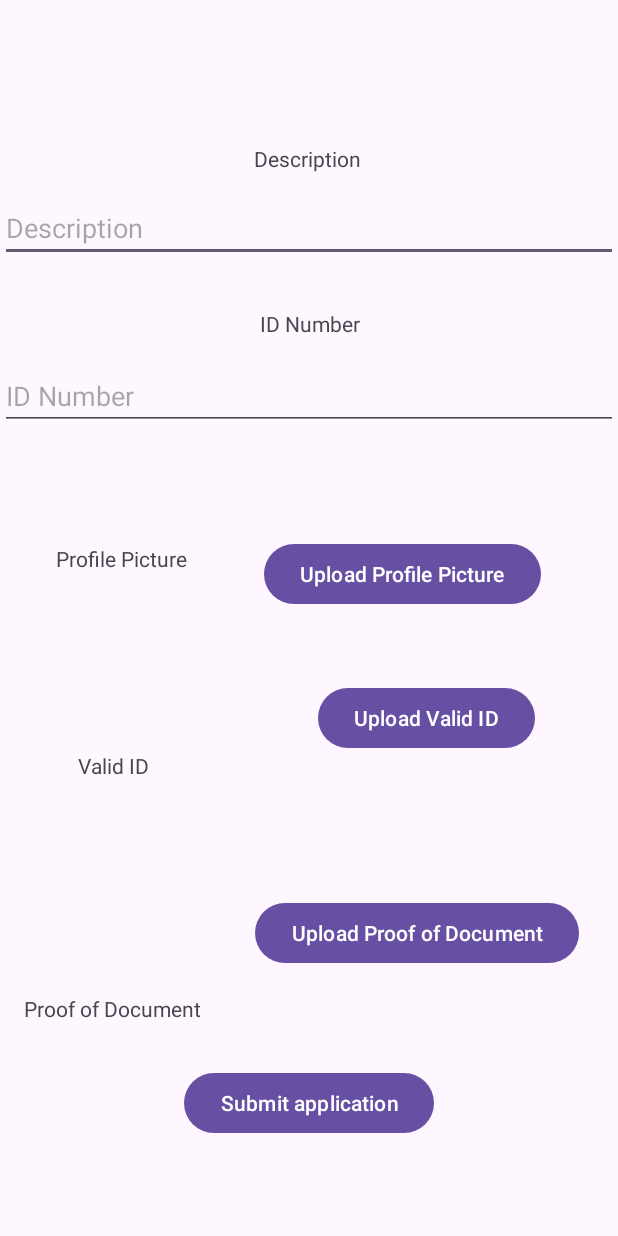
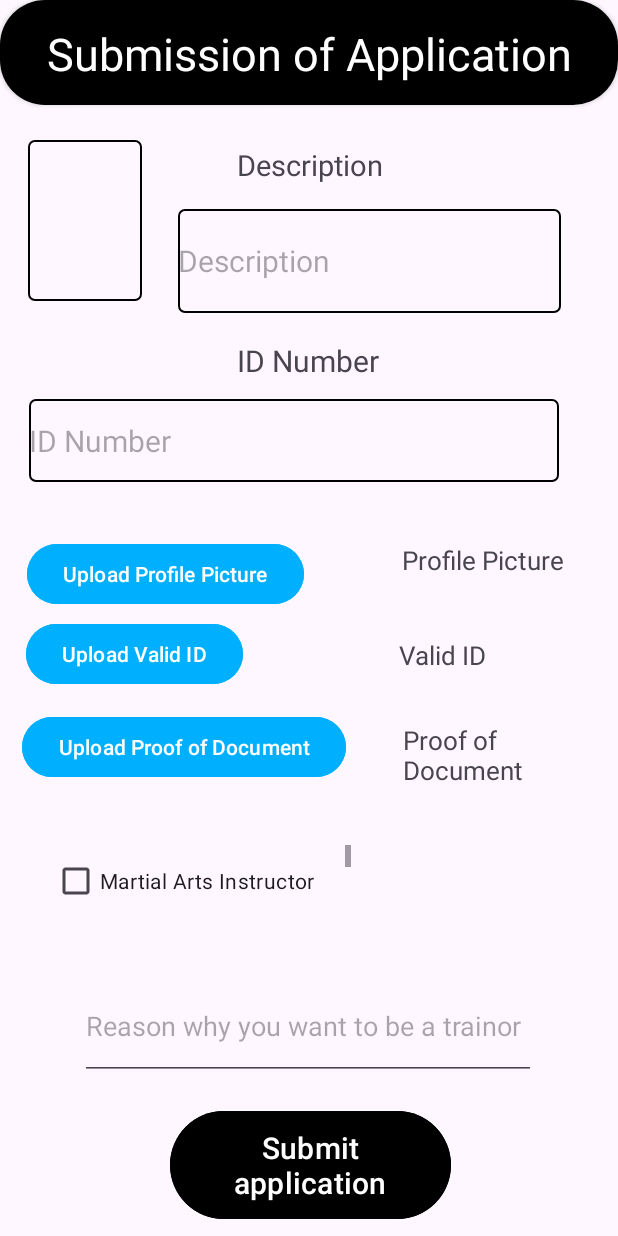
Before and after one commit to BradlyVinceGorgonio/EasyBook, an Android app: the SubmissionApplicationActivity screen opened directly, with no data from a screen before it, on a phone screen of 412 x 824 dp. Run offline under Robolectric (Android 15) with nearby library versions, the phone set to English and light mode, and no system bars.

Commit message:
Easy Booking

```diff
--- a/app/src/main/res/layout/activity_submission_application.xml
+++ b/app/src/main/res/layout/activity_submission_application.xml
@@ -4,148 +4,261 @@
     xmlns:tools="http://schemas.android.com/tools"
     android:layout_width="match_parent"
     android:layout_height="match_parent"
-    tools:context=".SubmissionApplicationActivity">
+    tools:context=".SubmissionApplicationActivity"
+  >
+
+
+    <androidx.cardview.widget.CardView
+        android:id="@+id/displayUserNameLayout"
+        android:layout_width="match_parent"
+        android:layout_height="70dp"
+        android:layout_marginTop="-28dp"
+        app:cardCornerRadius="30dp"
+        app:layout_constraintBottom_toTopOf="@+id/tvDescription"
+        app:layout_constraintEnd_toEndOf="parent"
+        app:layout_constraintStart_toStartOf="parent"
+        app:layout_constraintTop_toTopOf="parent">
+
+        <LinearLayout
+
+            android:layout_width="match_parent"
+            android:layout_height="match_parent"
+            android:background="@color/black"
+            android:orientation="vertical">
+
+            <TextView
+                android:layout_width="match_parent"
+                android:layout_height="match_parent"
+                android:layout_marginTop="15sp"
+                android:text="Submission of Application"
+                android:textAlignment="center"
+                android:textColor="@color/white"
+                android:textSize="30dp">
+
+            </TextView>
+        </LinearLayout>
+
+    </androidx.cardview.widget.CardView>
+
 
     <ImageView
         android:id="@+id/imageView"
-        android:layout_width="wrap_content"
-        android:layout_height="wrap_content"
-        app:layout_constraintEnd_toEndOf="parent"
-        app:layout_constraintTop_toTopOf="parent" />
+        android:layout_width="76dp"
+        android:layout_height="107dp"
+        android:layout_marginTop="24dp"
+        android:background="@drawable/textview_border"
+        app:layout_constraintBottom_toBottomOf="parent"
+        app:layout_constraintEnd_toEndOf="@id/displayUserNameLayout"
+        app:layout_constraintHorizontal_bias="0.056"
+        app:layout_constraintStart_toStartOf="@id/displayUserNameLayout"
+        app:layout_constraintTop_toBottomOf="@id/displayUserNameLayout"
+        app:layout_constraintVertical_bias="0.0" />
 
     <TextView
         android:id="@+id/tvDescription"
         android:layout_width="wrap_content"
         android:layout_height="wrap_content"
-        android:layout_marginTop="96dp"
         android:text="Description"
+
+        android:textSize="19sp"
         app:layout_constraintBottom_toBottomOf="parent"
         app:layout_constraintEnd_toEndOf="parent"
-        app:layout_constraintHorizontal_bias="0.497"
+        app:layout_constraintHorizontal_bias="0.503"
         app:layout_constraintStart_toStartOf="parent"
-        app:layout_constraintTop_toBottomOf="@+id/imageView"
-        app:layout_constraintVertical_bias="0.0" />
+        app:layout_constraintTop_toTopOf="parent"
+        app:layout_constraintVertical_bias="0.121" />
 
     <EditText
         android:id="@+id/etDescription"
-        android:layout_width="match_parent"
-        android:layout_height="wrap_content"
+        android:layout_width="255dp"
+        android:layout_height="69dp"
+        android:background="@drawable/textview_border"
         android:hint="Description"
+        android:textSize="20sp"
         app:layout_constraintBottom_toBottomOf="parent"
         app:layout_constraintEnd_toEndOf="parent"
+        app:layout_constraintHorizontal_bias="0.756"
         app:layout_constraintStart_toStartOf="parent"
         app:layout_constraintTop_toBottomOf="@+id/tvDescription"
-        app:layout_constraintVertical_bias="0.021" />
+        app:layout_constraintVertical_bias="0.026" />
 
     <TextView
         android:id="@+id/tvIDNumber"
         android:layout_width="wrap_content"
         android:layout_height="wrap_content"
         android:text="ID Number"
+        android:textSize="20sp"
         app:layout_constraintBottom_toBottomOf="parent"
         app:layout_constraintEnd_toEndOf="parent"
-        app:layout_constraintHorizontal_bias="0.502"
+        app:layout_constraintHorizontal_bias="0.498"
         app:layout_constraintStart_toStartOf="parent"
         app:layout_constraintTop_toBottomOf="@+id/etDescription"
-        app:layout_constraintVertical_bias="0.05" />
+        app:layout_constraintVertical_bias="0.031" />
 
     <EditText
         android:id="@+id/etIDNumber"
-        android:layout_width="match_parent"
-        android:layout_height="wrap_content"
+        android:layout_width="353dp"
+        android:layout_height="55dp"
         android:layout_marginTop="12dp"
         android:hint="ID Number"
+        android:background="@drawable/textview_border"
+        android:textSize="20sp"
         app:layout_constraintBottom_toBottomOf="parent"
         app:layout_constraintEnd_toEndOf="parent"
-        app:layout_constraintHorizontal_bias="1.0"
+        app:layout_constraintHorizontal_bias="0.327"
         app:layout_constraintStart_toStartOf="parent"
         app:layout_constraintTop_toBottomOf="@+id/tvIDNumber"
-        app:layout_constraintVertical_bias="0.007" />
+        app:layout_constraintVertical_bias="0.0" />
 
     <TextView
         android:id="@+id/tvProfilePicture"
         android:layout_width="wrap_content"
         android:layout_height="wrap_content"
-        android:layout_marginTop="76dp"
+        android:layout_marginTop="40dp"
         android:text="Profile Picture"
+
+        android:textSize="17dp"
+        app:layout_constraintBottom_toBottomOf="parent"
         app:layout_constraintEnd_toEndOf="parent"
-        app:layout_constraintHorizontal_bias="0.114"
+        app:layout_constraintHorizontal_bias="0.881"
         app:layout_constraintStart_toStartOf="parent"
-        app:layout_constraintTop_toBottomOf="@+id/etIDNumber" />
+        app:layout_constraintTop_toBottomOf="@+id/etIDNumber"
+        app:layout_constraintVertical_bias="0.0" />
 
     <Button
         android:id="@+id/btnProfilePicture"
         android:layout_width="wrap_content"
         android:layout_height="wrap_content"
-        android:layout_marginTop="72dp"
+        android:backgroundTint="#00B0FF"
         android:text="Upload Profile Picture"
         app:layout_constraintBottom_toBottomOf="parent"
         app:layout_constraintEnd_toEndOf="parent"
-        app:layout_constraintStart_toEndOf="@+id/tvProfilePicture"
+        app:layout_constraintHorizontal_bias="0.08"
+        app:layout_constraintStart_toStartOf="parent"
         app:layout_constraintTop_toBottomOf="@+id/etIDNumber"
-        app:layout_constraintVertical_bias="0.0" />
+        app:layout_constraintVertical_bias="0.082" />
 
     <TextView
         android:id="@+id/tvValidID"
         android:layout_width="wrap_content"
         android:layout_height="wrap_content"
+        android:layout_marginBottom="260dp"
         android:text="Valid ID"
+
+        android:textSize="17dp"
         app:layout_constraintBottom_toBottomOf="parent"
         app:layout_constraintEnd_toEndOf="parent"
-        app:layout_constraintHorizontal_bias="0.143"
+        app:layout_constraintHorizontal_bias="0.752"
         app:layout_constraintStart_toStartOf="parent"
         app:layout_constraintTop_toBottomOf="@+id/tvProfilePicture"
-        app:layout_constraintVertical_bias="0.281" />
+        app:layout_constraintVertical_bias="0.253" />
 
     <Button
         android:id="@+id/btnValidID"
         android:layout_width="wrap_content"
         android:layout_height="wrap_content"
-        android:layout_marginStart="100dp"
-        android:layout_marginTop="48dp"
+        android:layout_marginBottom="248dp"
+        android:backgroundTint="#00B0FF"
         android:text="Upload Valid ID"
         app:layout_constraintBottom_toBottomOf="parent"
         app:layout_constraintEnd_toEndOf="parent"
-        app:layout_constraintHorizontal_bias="0.183"
-        app:layout_constraintStart_toEndOf="@+id/tvValidID"
+        app:layout_constraintHorizontal_bias="0.065"
+        app:layout_constraintStart_toStartOf="parent"
         app:layout_constraintTop_toBottomOf="@+id/btnProfilePicture"
-        app:layout_constraintVertical_bias="0.0" />
+        app:layout_constraintVertical_bias="0.043" />
 
     <TextView
         android:id="@+id/tvProofOfDocument"
-        android:layout_width="wrap_content"
-        android:layout_height="wrap_content"
+        android:layout_width="110dp"
+        android:layout_height="44dp"
+        android:layout_marginBottom="188dp"
         android:text="Proof of Document"
+        android:textSize="17dp"
         app:layout_constraintBottom_toBottomOf="parent"
         app:layout_constraintEnd_toEndOf="parent"
-        app:layout_constraintHorizontal_bias="0.054"
+        app:layout_constraintHorizontal_bias="0.89"
         app:layout_constraintStart_toStartOf="parent"
         app:layout_constraintTop_toBottomOf="@+id/tvValidID"
-        app:layout_constraintVertical_bias="0.502" />
+        app:layout_constraintVertical_bias="0.229" />
 
     <Button
         android:id="@+id/btnProofOfDocument"
         android:layout_width="wrap_content"
         android:layout_height="wrap_content"
-        android:layout_marginStart="28dp"
-        android:layout_marginTop="68dp"
-        android:layout_marginEnd="3dp"
+        android:layout_marginBottom="176dp"
+        android:backgroundTint="#00B0FF"
         android:text="Upload Proof of Document"
         app:layout_constraintBottom_toBottomOf="parent"
         app:layout_constraintEnd_toEndOf="parent"
-        app:layout_constraintHorizontal_bias="0.25"
-        app:layout_constraintStart_toEndOf="@+id/tvProofOfDocument"
+        app:layout_constraintHorizontal_bias="0.075"
+        app:layout_constraintStart_toStartOf="parent"
         app:layout_constraintTop_toBottomOf="@+id/btnValidID"
-        app:layout_constraintVertical_bias="0.133" />
+        app:layout_constraintVertical_bias="0.098" />
 
     <Button
         android:id="@+id/submitApplicationBtn"
-        android:layout_width="wrap_content"
-        android:layout_height="wrap_content"
+        android:layout_width="187dp"
+        android:layout_height="80dp"
+        android:layout_marginTop="80dp"
+        android:layout_marginBottom="1dp"
+        android:backgroundTint="@color/black"
         android:text="Submit application"
+        android:textSize="20dp"
         app:layout_constraintBottom_toBottomOf="parent"
         app:layout_constraintEnd_toEndOf="parent"
+        app:layout_constraintHorizontal_bias="0.504"
         app:layout_constraintStart_toStartOf="parent"
-        app:layout_constraintTop_toBottomOf="@+id/btnProofOfDocument" />
+        app:layout_constraintTop_toBottomOf="@+id/btnProofOfDocument"
+        app:layout_constraintVertical_bias="0.957" />
 
+    <ScrollView
+        android:layout_width="199dp"
+        android:layout_height="46dp"
+        android:layout_marginStart="25dp"
+        android:layout_marginTop="1dp"
+        android:layout_marginEnd="169dp"
+        app:layout_constraintBottom_toTopOf="@+id/editTextText"
+        app:layout_constraintEnd_toEndOf="parent"
+        app:layout_constraintStart_toStartOf="parent"
+        app:layout_constraintTop_toBottomOf="@+id/btnProofOfDocument">
+
+        <LinearLayout
+            android:layout_width="match_parent"
+            android:layout_height="wrap_content"
+            android:orientation="vertical">
+
+            <CheckBox
+                android:id="@+id/martialbox"
+                android:layout_width="match_parent"
+                android:layout_height="wrap_content"
+                android:text="Martial Arts Instructor"></CheckBox>
+
+            <CheckBox
+                android:id="@+id/fitnessbox"
+                android:layout_width="match_parent"
+                android:layout_height="wrap_content"
+                android:text="Fitness Instructor"></CheckBox>
+
+            <CheckBox
+                android:id="@+id/sportsbox"
+                android:layout_width="match_parent"
+                android:layout_height="wrap_content"
+                android:text="Sports Instructor"></CheckBox>
+
+
+        </LinearLayout>
+    </ScrollView>
+
+    <EditText
+        android:id="@+id/editTextText"
+        android:layout_width="304dp"
+        android:layout_height="71dp"
+        android:ems="10"
+        android:hint="Reason why you want to be a trainor"
+        app:layout_constraintBottom_toTopOf="@+id/submitApplicationBtn"
+        app:layout_constraintEnd_toEndOf="parent"
+        app:layout_constraintHorizontal_bias="0.494"
+        app:layout_constraintStart_toStartOf="parent"
+        app:layout_constraintTop_toBottomOf="@+id/tvProofOfDocument"
+        app:layout_constraintVertical_bias="0.88" />
 </androidx.constraintlayout.widget.ConstraintLayout>
--- a/app/src/main/res/layout/fragment_fitness.xml
+++ b/app/src/main/res/layout/fragment_fitness.xml
@@ -15,8 +15,8 @@
         <androidx.cardview.widget.CardView
             android:id="@+id/displayUserNameLayout"
             android:layout_width="match_parent"
-            android:layout_height="120dp"
-            app:cardCornerRadius="150dp"
+            android:layout_height="70dp"
+            app:cardCornerRadius="30dp"
             app:layout_constraintBottom_toBottomOf="parent"
             app:layout_constraintTop_toTopOf="parent">
 
@@ -27,22 +27,17 @@
                 android:background="#6D6D6D"
                 android:orientation="vertical">
 
-                <LinearLayout
-                    android:layout_width="wrap_content"
-                    android:layout_height="wrap_content"
-                    android:layout_marginLeft="30dp"
-                    android:layout_marginTop="20dp"
-                    android:layout_marginRight="30dp"
-                    android:orientation="vertical">
+                <TextView
+                    android:layout_width="match_parent"
+                    android:layout_height="match_parent"
+                    android:text="Choose a field for Fitness"
+                    android:layout_marginTop="15dp"
+                    android:textAlignment="center"
+                    android:textColor="@color/white"
+                    android:textSize="30dp">
 
-
-
-
-
-                </LinearLayout>
-
+                </TextView>
             </LinearLayout>
-
         </androidx.cardview.widget.CardView>
 
 
--- a/app/src/main/res/layout/fragment_home.xml
+++ b/app/src/main/res/layout/fragment_home.xml
@@ -16,7 +16,7 @@
             android:id="@+id/displayUserNameLayout"
             android:layout_width="match_parent"
             android:layout_height="120dp"
-            app:cardCornerRadius="150dp"
+            app:cardCornerRadius="30dp"
             app:layout_constraintBottom_toBottomOf="parent"
             app:layout_constraintTop_toTopOf="parent">
 
--- a/app/src/main/res/layout/fragment_martial.xml
+++ b/app/src/main/res/layout/fragment_martial.xml
@@ -16,6 +16,7 @@
             android:id="@+id/displayUserNameLayout"
             android:layout_width="match_parent"
             android:layout_height="70dp"
+            app:cardCornerRadius="30dp"
             app:layout_constraintBottom_toBottomOf="parent"
             app:layout_constraintTop_toTopOf="parent">
 
@@ -30,6 +31,8 @@
                     android:layout_width="match_parent"
                     android:layout_height="match_parent"
                     android:text="Choose a field for martial arts"
+                    android:layout_marginTop="15dp"
+                    android:textAlignment="center"
                     android:textColor="@color/white"
                     android:textSize="30dp">
 
--- a/app/src/main/res/layout/fragment_sports.xml
+++ b/app/src/main/res/layout/fragment_sports.xml
@@ -16,6 +16,7 @@
             android:id="@+id/displayUserNameLayout"
             android:layout_width="match_parent"
             android:layout_height="70dp"
+            app:cardCornerRadius="30dp"
             app:layout_constraintBottom_toBottomOf="parent"
             app:layout_constraintTop_toTopOf="parent">
 
@@ -30,6 +31,8 @@
                     android:layout_width="match_parent"
                     android:layout_height="match_parent"
                     android:text="Choose a field for sports"
+                    android:layout_marginTop="15dp"
+                    android:textAlignment="center"
                     android:textColor="@color/white"
                     android:textSize="30dp">
 
```
